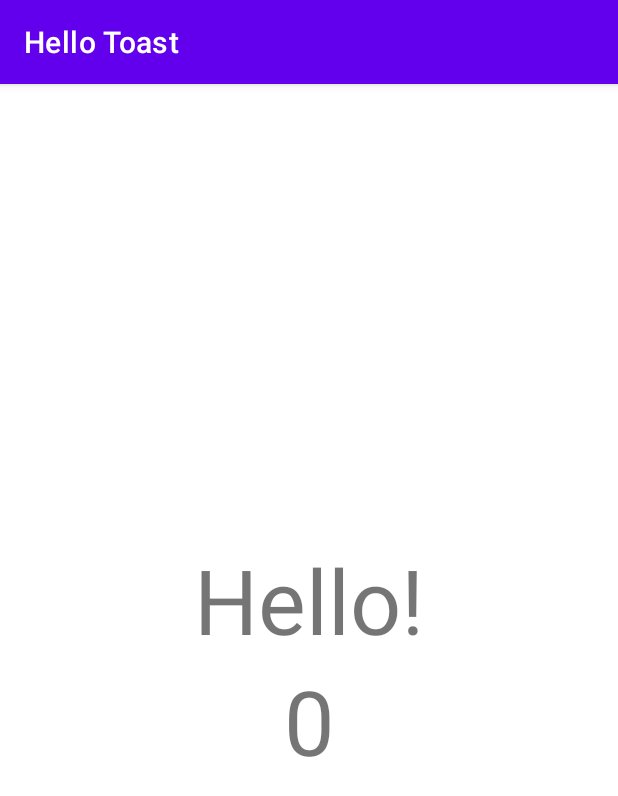
After one commit to AnastasiaIU/aston-training, an Android app: the SecondActivity screen opened directly, with no data from a screen before it, on a phone screen of 412 x 824 dp. The commit adds this screen. Shown: the top 796 px of the screen. Run offline under Robolectric (Android 15) with nearby library versions, the phone set to English and light mode, and no system bars.

Commit message:
Add second activity

```diff
--- a/app/build.gradle
+++ b/app/build.gradle
@@ -34,7 +34,7 @@ android {
 dependencies {
 
     implementation 'androidx.core:core-ktx:1.8.0'
-    implementation 'androidx.appcompat:appcompat:1.4.2'
+    implementation 'androidx.appcompat:appcompat:1.5.0'
     implementation 'com.google.android.material:material:1.6.1'
     implementation 'androidx.constraintlayout:constraintlayout:2.1.4'
     testImplementation 'junit:junit:4.13.2'
--- /dev/null
+++ b/app/src/main/java/com/example/astontraining/SecondActivity.kt
@@ -0,0 +1,48 @@
+package com.example.astontraining
+
+import android.content.Intent
+import android.os.Bundle
+import android.widget.TextView
+import androidx.appcompat.app.AppCompatActivity
+import kotlin.properties.Delegates
+
+const val EXTRA_REPLY = "com.example.astontraining.extra.REPLY"
+
+class SecondActivity : AppCompatActivity() {
+
+    // Reference to the View
+    private lateinit var helloCountTextView: TextView
+
+    // The count value from the starting Intent
+    private var count by Delegates.notNull<Int>()
+
+    override fun onCreate(savedInstanceState: Bundle?) {
+        super.onCreate(savedInstanceState)
+        setContentView(R.layout.activity_second)
+
+        // Find the View
+        helloCountTextView = findViewById(R.id.hello_count)
+
+        // Set the count value
+        count = intent.getIntExtra(EXTRA_COUNT, 0)
+
+        // Set the count value to the TextView
+        helloCountTextView.text = count.toString()
+    }
+
+    override fun onBackPressed() {
+        super.onBackPressed()
+
+        // Intent for a response
+        val replyIntent = Intent()
+
+        // Add the count value to the reply Intent as an extra
+        replyIntent.putExtra(EXTRA_REPLY, count)
+
+        // Set the OK result
+        setResult(RESULT_OK, replyIntent)
+
+        // Finish the Activity
+        finish()
+    }
+}
--- a/app/src/main/res/layout-land/activity_main.xml
+++ b/app/src/main/res/layout-land/activity_main.xml
@@ -5,18 +5,18 @@
     android:background="#FFFF00">
 
     <Button
-        android:id="@+id/button_toast"
+        android:id="@+id/button_hello"
         android:layout_width="match_parent"
         android:layout_height="wrap_content"
         android:backgroundTint="@color/purple_200"
-        android:text="@string/button_label_toast"
+        android:text="@string/button_label_say_hello"
         android:textColor="@android:color/black" />
 
     <Button
         android:id="@+id/button_count"
         android:layout_width="match_parent"
         android:layout_height="wrap_content"
-        android:layout_below="@id/button_toast"
+        android:layout_below="@id/button_hello"
         android:layout_centerHorizontal="true"
         android:backgroundTint="@color/purple_200"
         android:text="@string/button_label_count"
--- a/app/src/main/res/layout-xlarge/activity_main.xml
+++ b/app/src/main/res/layout-xlarge/activity_main.xml
@@ -14,14 +14,14 @@
         app:layout_constraintTop_toTopOf="parent">
 
         <Button
-            android:id="@+id/button_toast"
+            android:id="@+id/button_hello"
             style="?android:attr/buttonBarButtonStyle"
             android:layout_width="0dp"
             android:layout_height="wrap_content"
             android:layout_margin="8dp"
             android:layout_weight="1"
             android:backgroundTint="@color/purple_200"
-            android:text="@string/button_label_toast"
+            android:text="@string/button_label_say_hello"
             android:textColor="@android:color/black"
             android:textSize="60sp" />
 
--- a/app/src/main/res/layout/activity_main.xml
+++ b/app/src/main/res/layout/activity_main.xml
@@ -8,11 +8,11 @@
     tools:context=".MainActivity">
 
     <Button
-        android:id="@+id/button_toast"
+        android:id="@+id/button_hello"
         android:layout_width="match_parent"
         android:layout_height="wrap_content"
         android:backgroundTint="@color/purple_200"
-        android:text="@string/button_label_toast"
+        android:text="@string/button_label_say_hello"
         android:textColor="@android:color/black" />
 
     <TextView
--- /dev/null
+++ b/app/src/main/res/layout/activity_second.xml
@@ -0,0 +1,25 @@
+<?xml version="1.0" encoding="utf-8"?>
+<LinearLayout xmlns:android="http://schemas.android.com/apk/res/android"
+    xmlns:tools="http://schemas.android.com/tools"
+    android:layout_width="match_parent"
+    android:layout_height="match_parent"
+    android:gravity="center"
+    android:orientation="vertical"
+    tools:context=".SecondActivity">
+
+    <TextView
+        android:layout_width="match_parent"
+        android:layout_height="wrap_content"
+        android:text="@string/hello_message"
+        android:textAlignment="center"
+        android:textSize="60sp" />
+
+    <TextView
+        android:id="@+id/hello_count"
+        android:layout_width="match_parent"
+        android:layout_height="wrap_content"
+        android:text="@string/count_initial_value"
+        android:textAlignment="center"
+        android:textSize="60sp" />
+
+</LinearLayout>
--- a/app/src/main/res/values/strings.xml
+++ b/app/src/main/res/values/strings.xml
@@ -1,7 +1,8 @@
 <resources>
     <string name="app_name">Hello Toast</string>
-    <string name="button_label_toast">Toast</string>
+    <string name="activity2_name">Hello Toast</string>
+    <string name="button_label_say_hello">Say Hello</string>
     <string name="button_label_count">Count</string>
     <string name="count_initial_value">0</string>
-    <string name="toast_message">Hello Toast!</string>
+    <string name="hello_message">Hello!</string>
 </resources>
--- a/build.gradle
+++ b/build.gradle
@@ -1,7 +1,7 @@
 // Top-level build file where you can add configuration options common to all sub-projects/modules.
 plugins {
-    id 'com.android.application' version '7.2.0' apply false
-    id 'com.android.library' version '7.2.0' apply false
+    id 'com.android.application' version '7.2.2' apply false
+    id 'com.android.library' version '7.2.2' apply false
     id 'org.jetbrains.kotlin.android' version '1.7.10' apply false
 }
 
```
Also changed, not shown: app/src/main/AndroidManifest.xml (+11 -0 lines), app/src/main/java/com/example/astontraining/MainActivity.kt (+36 -15 lines), gradle/wrapper/gradle-wrapper.properties, 2 other files.
